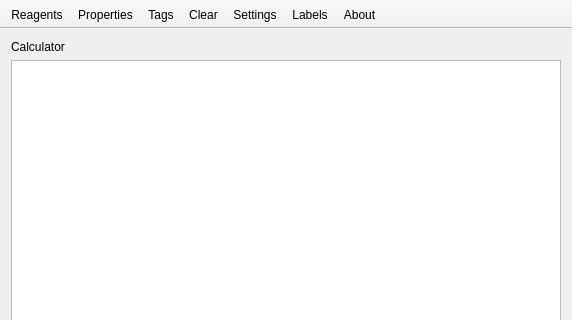
First picture: the form in mainwindow.ui, repository FrankMamuda/fumingcube, before the edit; both pictures show x 0 to 572 and y 0 to 320 of the 572 by 550 pixel window.
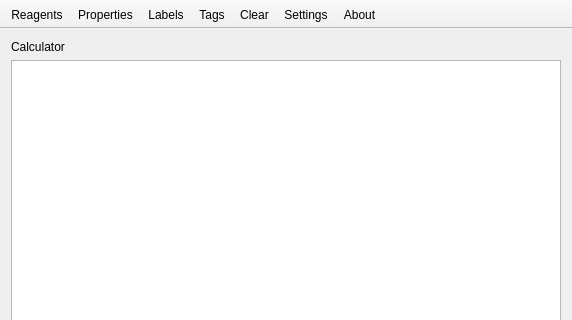
Second picture: the form after the edit. Icons and pictures are not drawn. Custom widgets are drawn as their Qt base class.

What changed in the file:
```diff
--- a/mainwindow.ui
+++ b/mainwindow.ui
@@ -84,10 +84,10 @@
    </attribute>
    <addaction name="actionReagents"/>
    <addaction name="actionProperties"/>
+   <addaction name="actionLabels"/>
    <addaction name="actionTags"/>
    <addaction name="actionClear"/>
    <addaction name="actionSettings"/>
-   <addaction name="actionLabels"/>
    <addaction name="actionAbout"/>
   </widget>
   <action name="actionReagents">
```
Left out of the diff: 3 changed lines with no effect on the pictures.
